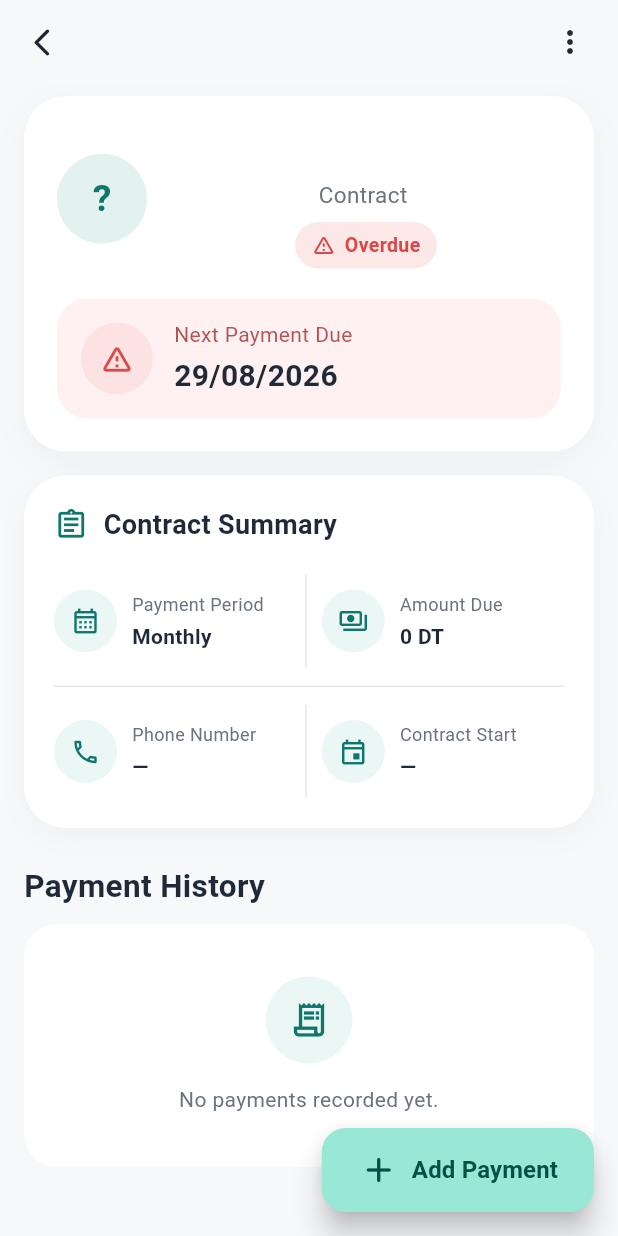
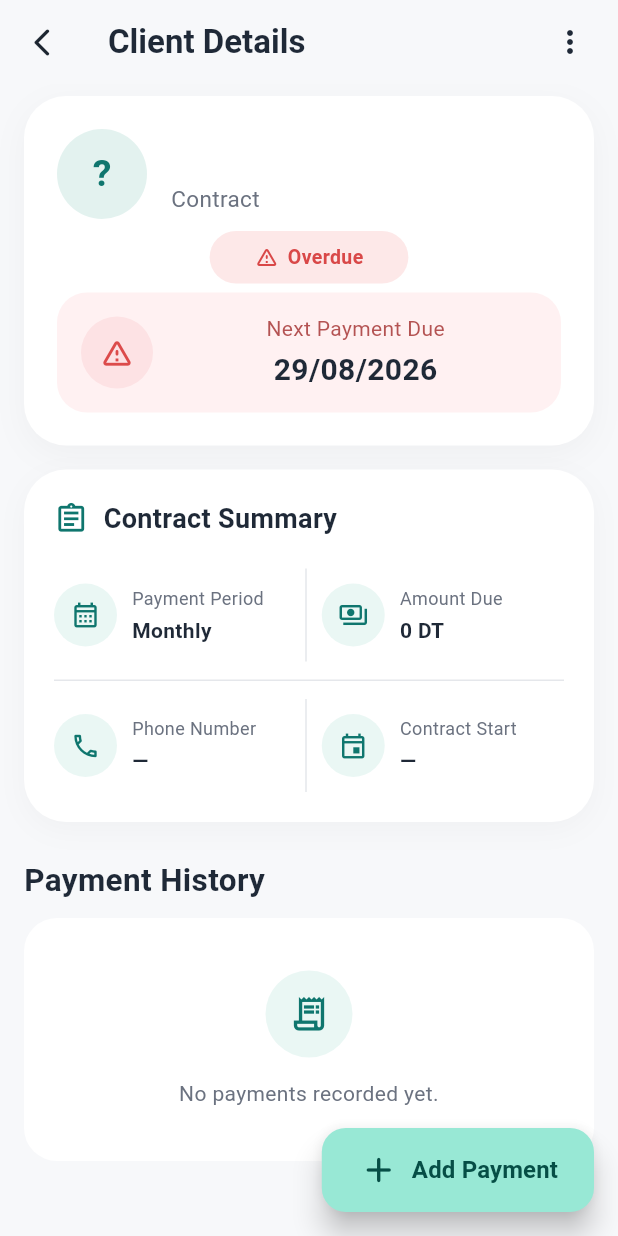
Before and after one commit to Louay-Barraq/PayCheck, a Flutter app: the ClientDetailScreen screen opened directly with empty values, on a phone screen of 412 x 824 dp. Run offline on Flutter 3.47's test engine with Material 3 defaults, Android fonts, the phone set to English and light mode, and no system bars; our stand-ins replace cloud_firestore, connectivity_plus, firebase_auth, firebase_core, flutter_local_notifications, flutter_riverpod and 3 more; accounts and stored records are empty.

Commit message:
fix(screen): updated the client header component for a better visual

```diff
--- a/lib/screens/client_detail_screen.dart
+++ b/lib/screens/client_detail_screen.dart
@@ -37,7 +37,8 @@ class ClientDetailScreen extends ConsumerWidget {
           onPressed: () => Navigator.pop(context),
         ),
         title: Text(
-          client.fullName,
+          // client.fullName,
+          'Client Details',
           style: const TextStyle(
             fontSize: 22,
             fontWeight: FontWeight.w700,
@@ -318,6 +319,7 @@ class _ClientHeaderCard extends StatelessWidget {
       child: Column(
         children: [
           Row(
+            // mainAxisAlignment: MainAxisAlignment.spaceEvenly,
             children: [
               Container(
                 width: 60,
@@ -339,7 +341,7 @@ class _ClientHeaderCard extends StatelessWidget {
               const SizedBox(width: 16),
               Expanded(
                 child: Column(
-                  crossAxisAlignment: CrossAxisAlignment.center,
+                  crossAxisAlignment: CrossAxisAlignment.start,
                   children: [
                     Text(
                       client.fullName,
@@ -361,17 +363,18 @@ class _ClientHeaderCard extends StatelessWidget {
                         color: Color(0xFF6B7280),
                       ),
                     ),
-                    const SizedBox(height: 8),
-                    _StatusBadge(
-                      isOverdue: isPaymentOverdue,
-                      isActive: client.isActive,
-                    ),
+                    // _StatusBadge(
+                    //   isOverdue: isPaymentOverdue,
+                    //   isActive: client.isActive,
+                    // ),
                   ],
                 ),
               ),
             ],
           ),
-          const SizedBox(height: 20),
+          const SizedBox(height: 8),
+          _StatusBadge(isOverdue: isPaymentOverdue, isActive: client.isActive),
+          const SizedBox(height: 6),
           Container(
             padding: const EdgeInsets.symmetric(horizontal: 16, vertical: 14),
             decoration: BoxDecoration(
@@ -404,7 +407,7 @@ class _ClientHeaderCard extends StatelessWidget {
                 const SizedBox(width: 14),
                 Expanded(
                   child: Column(
-                    crossAxisAlignment: CrossAxisAlignment.start,
+                    crossAxisAlignment: CrossAxisAlignment.center,
                     children: [
                       Text(
                         l10n.nextPaymentDue,
@@ -515,7 +518,7 @@ class _StatusBadge extends StatelessWidget {
     required Color foreground,
   }) {
     return Container(
-      padding: const EdgeInsets.symmetric(horizontal: 11, vertical: 6),
+      padding: const EdgeInsets.symmetric(horizontal: 30, vertical: 8),
       decoration: BoxDecoration(
         color: background,
         borderRadius: BorderRadius.circular(30),
```
